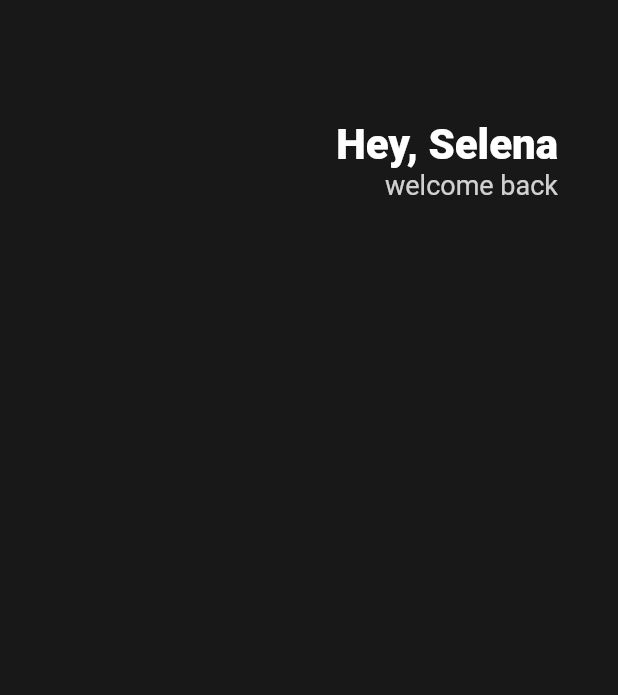
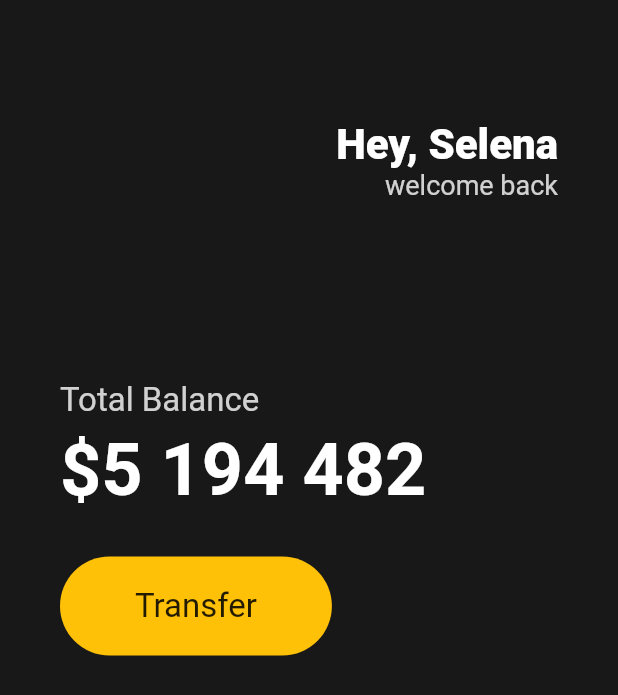
Before and after one commit to ara-zo/toonflix, a Flutter app: the screen it shows after launch, on a phone screen of 412 x 824 dp. Shown: the top 695 px of the screen. Run offline on Flutter 3.47's test engine with Material 2 defaults, Android fonts, the phone set to English and light mode, and no system bars.

Commit message:
:lipstick: Buttons Section

```diff
--- a/lib/main.dart
+++ b/lib/main.dart
@@ -9,10 +9,13 @@ class App extends StatelessWidget {
   Widget build(BuildContext context) {
     return MaterialApp(
       home: Scaffold(
-        backgroundColor: Color(0xFF181818),
+        backgroundColor: Color.fromRGBO(24, 24, 24, 1),
         body: Padding(
-          padding: const EdgeInsets.symmetric(horizontal: 40),
+          padding: const EdgeInsets.symmetric(
+            horizontal: 40,
+          ),
           child: Column(
+            crossAxisAlignment: CrossAxisAlignment.start,
             children: [
               SizedBox(
                 height: 80,
@@ -33,9 +36,57 @@ class App extends StatelessWidget {
                       ),
                       Text(
                         'welcome back',
-                        style: TextStyle(color: Colors.white.withOpacity(0.8), fontSize: 18),
+                        style: TextStyle(
+                            color: Color.fromRGBO(255, 255, 255, 0.8),
+                            fontSize: 18),
                       ),
                     ],
+                  )
+                ],
+              ),
+              SizedBox(
+                height: 120,
+              ),
+              Text(
+                'Total Balance',
+                style: TextStyle(
+                  fontSize: 22,
+                  color: Colors.white.withOpacity(0.8),
+                ),
+              ),
+              SizedBox(
+                height: 5,
+              ),
+              Text(
+                '\$5 194 482',
+                style: TextStyle(
+                  fontSize: 48,
+                  fontWeight: FontWeight.w600,
+                  color: Colors.white,
+                ),
+              ),
+              SizedBox(
+                height: 30,
+              ),
+              Row(
+                children: [
+                  Container(
+                    decoration: BoxDecoration(
+                      color: Colors.amber,
+                      borderRadius: BorderRadius.circular(45),
+                    ),
+                    child: Padding(
+                      padding: const EdgeInsets.symmetric(
+                        vertical: 20,
+                        horizontal: 50,
+                      ),
+                      child: Text(
+                        'Transfer',
+                        style: TextStyle(
+                          fontSize: 22,
+                        ),
+                      ),
+                    ),
                   )
                 ],
               )
```
